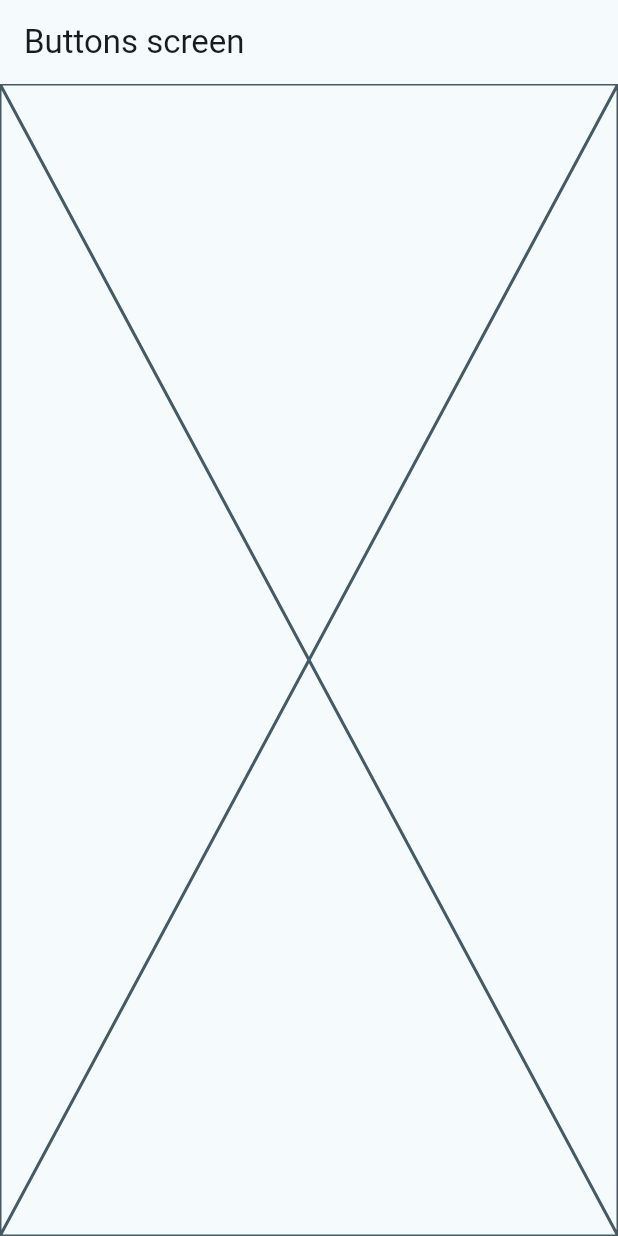
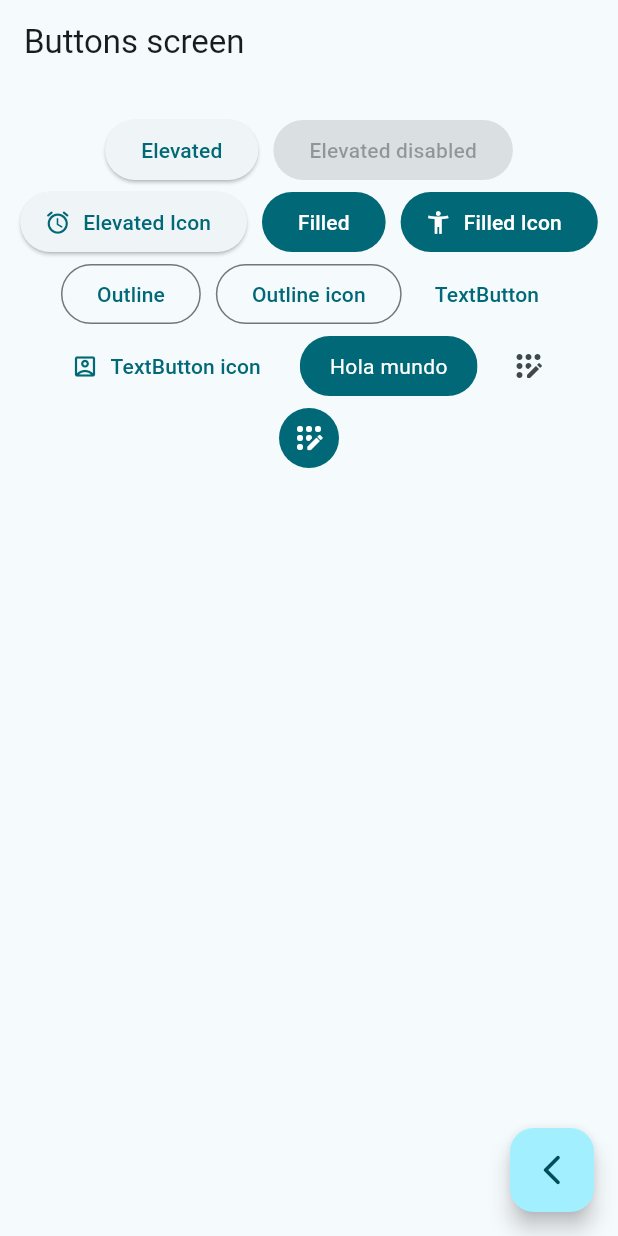
Before and after one commit to Juan211443/Flutter_widgets_app, a Flutter app: the ButtonsScreen screen opened by its route, on a phone screen of 412 x 824 dp. Run offline on Flutter 3.47's test engine with Material 3 defaults, Android fonts, the phone set to English and light mode, and no system bars; our stand-ins replace go_router.

Commit message:
buttons implementation

```diff
--- a/lib/presentation/screens/buttons/buttons_screen.dart
+++ b/lib/presentation/screens/buttons/buttons_screen.dart
@@ -1,4 +1,5 @@
 import 'package:flutter/material.dart';
+import 'package:go_router/go_router.dart';
 
 class ButtonsScreen extends StatelessWidget {
   static const String name = 'buttons_screen';
@@ -8,7 +9,103 @@ class ButtonsScreen extends StatelessWidget {
   Widget build(BuildContext context) {
     return Scaffold(
       appBar: AppBar(title: const Text('Buttons screen')),
-      body: Placeholder(),
+      body: _ButtonsView(),
+      floatingActionButton: FloatingActionButton(
+        onPressed: () {
+          context.pop();
+        },
+        child: Icon(Icons.arrow_back_ios_new_rounded),
+      ),
     );
   }
 }
+
+class _ButtonsView extends StatelessWidget {
+  const _ButtonsView();
+
+  @override
+  Widget build(BuildContext context) {
+    final colors = Theme.of(context).colorScheme;
+    return SizedBox(
+      width: double.infinity,
+      child: Padding(
+        padding: const EdgeInsets.symmetric(horizontal: 10, vertical: 20),
+        child: Wrap(
+          spacing: 10,
+          crossAxisAlignment: WrapCrossAlignment.center,
+          alignment: WrapAlignment.center,
+          children: [
+            ElevatedButton(onPressed: () {}, child: const Text('Elevated')),
+            const ElevatedButton(
+              onPressed: null,
+              child: Text('Elevated disabled'),
+            ),
+            ElevatedButton.icon(
+              onPressed: () {},
+              icon: const Icon(Icons.access_alarm_rounded),
+              label: const Text('Elevated Icon'),
+            ),
+            FilledButton(onPressed: () {}, child: const Text('Filled')),
+            FilledButton.icon(
+              onPressed: () {},
+              icon: const Icon(Icons.accessibility_new),
+              label: const Text('Filled Icon'),
+            ),
+            OutlinedButton(onPressed: () {}, child: const Text('Outline')),
+            OutlinedButton.icon(
+              onPressed: () {},
+              label: const Text('Outline icon'),
+            ),
+            TextButton(onPressed: () {}, child: const Text('TextButton')),
+            TextButton.icon(
+              onPressed: () {},
+              icon: const Icon(Icons.account_box_outlined),
+              label: Text('TextButton icon'),
+            ),
+
+            CustomButton(),
+
+            IconButton(
+              onPressed: () {},
+              icon: const Icon(Icons.app_registration_rounded),
+            ),
+            IconButton(
+              onPressed: () {},
+              icon: const Icon(Icons.app_registration_rounded),
+              style: ButtonStyle(
+                backgroundColor: WidgetStatePropertyAll(colors.primary),
+                iconColor: WidgetStatePropertyAll(Colors.white),
+              ),
+            ),
+          ],
+        ),
+      ),
+    );
+  }
+}
+
+class CustomButton extends StatelessWidget {
+  const CustomButton({super.key});
+
+  @override
+  Widget build(BuildContext context) {
+    final colors = Theme.of(context).colorScheme;
+    return ClipRRect(
+      borderRadius: BorderRadius.circular(20),
+      child: Material(
+        color: colors.primary,
+        child: InkWell(
+          splashColor: Colors.lime,
+          onTap: () {},
+          child: Padding(
+            padding: const EdgeInsets.symmetric(horizontal: 20, vertical: 10),
+            child: const Text(
+              'Hola mundo',
+              style: TextStyle(color: Colors.white),
+            ),
+          ),
+        ),
+      ),
+    );
+  }
+}
```
